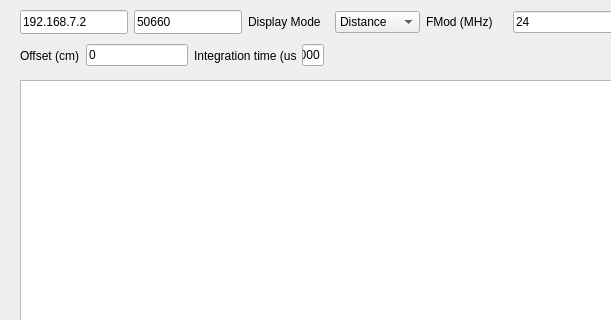
Qt form mainwindow.ui (Deep-In-Sight/SonyTOF_client) before a commit; both pictures show x 0 to 611 and y 0 to 320 of the 1054 by 844 pixel window.
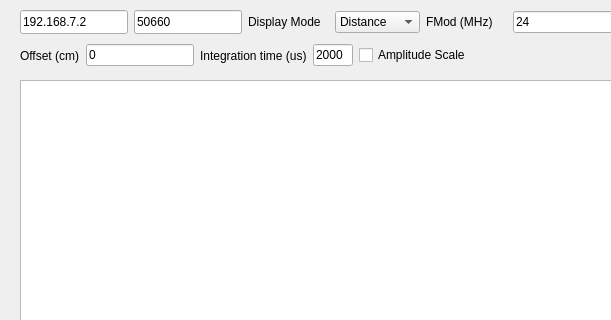
The same form after that commit.

```diff
--- a/mainwindow.ui
+++ b/mainwindow.ui
@@ -246,7 +246,7 @@
      <rect>
       <x>20</x>
       <y>40</y>
-      <width>304</width>
+      <width>451</width>
       <height>31</height>
      </rect>
     </property>
@@ -291,6 +291,13 @@
        </property>
       </widget>
      </item>
+     <item>
+      <widget class="QCheckBox" name="checkBox">
+       <property name="text">
+        <string>Amplitude Scale</string>
+       </property>
+      </widget>
+     </item>
     </layout>
    </widget>
   </widget>
```
